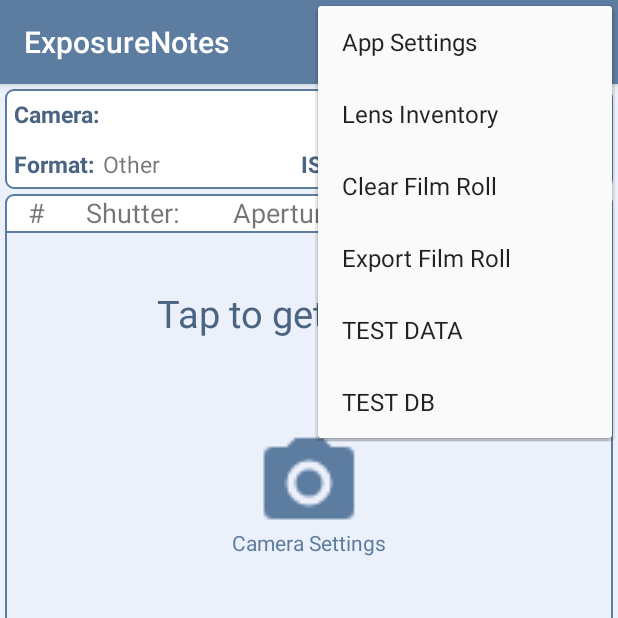
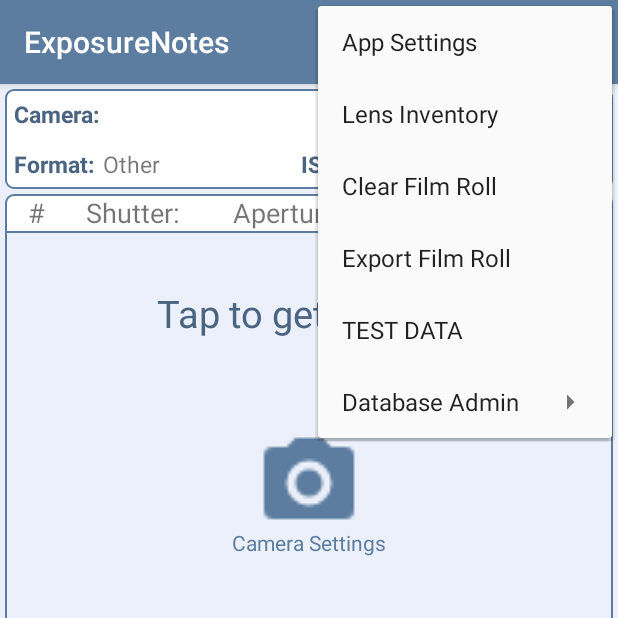
Before and after one commit to rottenb/ExposureNotes, an Android app: the screen it shows after launch (MainActivity), with the options menu open, on a phone screen of 412 x 824 dp, the top half of it. Run offline under Robolectric (Android 15) with nearby library versions, the phone set to English and light mode, and no system bars; our stand-ins replace Room's generated code; Roboto replaces fonts that are not available here.

Commit message:
db stuff...works...?

```diff
--- a/app/build.gradle
+++ b/app/build.gradle
@@ -1,6 +1,7 @@
 apply plugin: 'com.android.application'
 apply plugin: 'kotlin-android-extensions'
 apply plugin: 'kotlin-android'
+apply plugin: 'kotlin-kapt'
 
 android {
     compileSdkVersion 28
@@ -32,9 +33,12 @@ dependencies {
     androidTestImplementation 'androidx.test:runner:1.1.0-alpha4'
     androidTestImplementation 'androidx.test.espresso:espresso-core:3.1.0-alpha4'
 
+    implementation "org.jetbrains.anko:anko-commons:$anko_version"
+
+
     def room_version = '2.0.0-beta01'
     implementation "androidx.room:room-runtime:$room_version"
-    annotationProcessor "androidx.room:room-compiler:$room_version"
+    kapt "androidx.room:room-compiler:$room_version"
     implementation "org.jetbrains.kotlin:kotlin-stdlib-jdk7:$kotlin_version"
 
 }
--- /dev/null
+++ b/app/src/main/java/com/brianmk/exposurenotes/data/ExposureNotesDatabase.kt
@@ -0,0 +1,152 @@
+package com.brianmk.exposurenotes.data
+
+import androidx.room.*
+
+@Entity(tableName = "camera_maker_table")
+data class CameraMaker(@PrimaryKey @ColumnInfo(name = "maker") val maker: String)
+
+@Entity(tableName = "camera_model_table")
+data class CameraModel(@PrimaryKey @ColumnInfo(name = "model") val model: String)
+
+@Entity(tableName = "film_maker_table")
+data class FilmMaker(@PrimaryKey @ColumnInfo(name = "maker") val maker: String)
+
+@Entity(tableName = "film_model_table")
+data class FilmModel(@PrimaryKey @ColumnInfo(name = "model") val model: String)
+
+@Entity(tableName = "frame_info_table")
+data class FrameInfo(@PrimaryKey @ColumnInfo(name = "number") val number: Int,
+                     @ColumnInfo(name = "shutterIdx") val shutterIdx: Int,
+                     @ColumnInfo(name = "apertureIdx") val apertureIdx: Int,
+                     @ColumnInfo(name = "notes") val notes: String )
+
+@Entity(tableName = "roll_info_table")
+data class RollInfo(@PrimaryKey @ColumnInfo(name = "camera_manu") val cameraManu: String,
+                    @ColumnInfo(name="camera_name") val cameraName: String,
+                    @ColumnInfo(name="camera_format") val cameraFormat: String,
+                    @ColumnInfo(name="camera_lensIdx") val cameraLensIdx: Int,
+                    @ColumnInfo(name="camera_isFixed") val cameraIsFixed: Boolean,
+
+                    @ColumnInfo(name="film_manu") val filmManu: String,
+                    @ColumnInfo(name="film_name") val filmName: String,
+                    @ColumnInfo(name="film_isoIdx") val filmIsoIdx: Int,
+                    @ColumnInfo(name="film_frames") val filmFrames: Int,
+                    @ColumnInfo(name="film_devIdx") val filmDevIdx: Int)
+/*
+data class RollInfo(@PrimaryKey @ColumnInfo(name = "camera_name") val cameraName: String,
+                    @ColumnInfo(name="film_name") val filmName: String,
+                    @ColumnInfo(name="isoIdx") val isoIdx: Int,
+                    @ColumnInfo(name="devIdx") val devIdx: Int,
+                    @ColumnInfo(name="frames") val frames: Int)
+*/
+// Entities
+
+
+@Dao
+interface CameraMakerDao {
+    @Query ("SELECT * FROM camera_maker_table ORDER BY maker ASC")
+    fun getAll() : List<CameraMaker>
+
+    @Insert(onConflict = OnConflictStrategy.REPLACE)
+    fun insert(cameraMaker: CameraMaker)
+
+    @Update(onConflict = OnConflictStrategy.REPLACE)
+    fun update(cameraMaker: CameraMaker)
+
+    @Query ("DELETE FROM camera_maker_table")
+    fun deleteAll()
+}
+
+@Dao
+interface CameraModelDao {
+    @Query ("SELECT * FROM camera_model_table ORDER BY model ASC")
+    fun getAll() : List<CameraModel>
+
+    @Insert(onConflict = OnConflictStrategy.REPLACE)
+    fun insert(cameraModel: CameraModel)
+
+    @Update(onConflict = OnConflictStrategy.REPLACE)
+    fun update(cameraModel: CameraModel)
+
+
+    @Query ("DELETE FROM camera_model_table")
+    fun deleteAll()
+}
+
+@Dao
+interface FilmMakerDao {
+    @Query ("SELECT * FROM film_maker_table ORDER BY maker ASC")
+    fun getAll() : List<FilmMaker>
+
+    @Insert(onConflict = OnConflictStrategy.REPLACE)
+    fun insert(filmMaker: FilmMaker)
+
+    @Update(onConflict = OnConflictStrategy.REPLACE)
+    fun update(filmMaker: FilmMaker)
+
+    @Query ("DELETE FROM film_maker_table")
+    fun deleteAll()
+}
+
+@Dao
+interface FilmModelDao {
+    @Query ("SELECT * FROM film_model_table ORDER BY model ASC")
+    fun getAll() : List<FilmModel>
+
+    @Insert(onConflict = OnConflictStrategy.REPLACE)
+    fun insert(filmModel: FilmModel)
+
+    @Update(onConflict = OnConflictStrategy.REPLACE)
+    fun update(filmModel: FilmModel)
+
+    @Query ("DELETE FROM camera_model_table")
+    fun deleteAll()
+}
+
+@Dao
+interface FrameInfoDao {
+    @Query ("SELECT * FROM frame_info_table ORDER BY number ASC")
+    fun getAll() : List<FrameInfo>
+
+    @Insert(onConflict = OnConflictStrategy.REPLACE)
+    fun insert(frameInfo: FrameInfo)
+
+    @Update(onConflict = OnConflictStrategy.REPLACE)
+    fun update(frameInfo: FrameInfo)
+
+    @Query ("DELETE FROM frame_info_table")
+    fun deleteAll()
+}
+
+@Dao
+interface RollInfoDao {
+    @Query ("SELECT * FROM roll_info_table ORDER BY camera_name ASC")
+    fun getAll() : List<RollInfo>
+
+    @Insert(onConflict = OnConflictStrategy.REPLACE)
+    fun insert(rollInfo: RollInfo) : Long
+
+    @Update(onConflict = OnConflictStrategy.REPLACE)
+    fun update(rollInfo: RollInfo)
+
+    @Query ("DELETE FROM roll_info_table")
+    fun deleteAll()
+}
+// DAOs
+
+
+@Database(entities = [CameraMaker::class, CameraModel::class,
+                        FilmMaker::class, FilmModel::class,
+                        FrameInfo::class, RollInfo::class], version = 1, exportSchema = false)
+abstract class ExposureNotesDatabase : RoomDatabase() {
+    abstract fun cameraMakerDao() : CameraMakerDao
+    abstract fun cameraModelDao() : CameraModelDao
+
+    abstract fun filmMakerDao() : FilmMakerDao
+    abstract fun filmModelDao() : FilmModelDao
+
+    abstract fun frameInfoDao() : FrameInfoDao
+
+    abstract fun rollInfoDao() : RollInfoDao
+
+}
--- a/app/src/main/res/layout/item_list_frame.xml
+++ b/app/src/main/res/layout/item_list_frame.xml
@@ -49,7 +49,6 @@
             android:id="@+id/notes"
             android:layout_width="0dp"
             android:layout_height="wrap_content"
-            android:gravity="center_horizontal"
             app:layout_constraintTop_toTopOf="parent"
             app:layout_constraintEnd_toEndOf="parent"
             app:layout_constraintStart_toEndOf="@id/aperture"
--- a/app/src/main/res/menu/main_menu.xml
+++ b/app/src/main/res/menu/main_menu.xml
@@ -41,10 +41,27 @@
             android:id="@+id/main_menu_junk"
             android:orderInCategory="1000"
             android:title="TEST DATA"/>
+
         <item
-            android:id="@+id/main_menu_db"
-            android:orderInCategory="1100"
-            android:title="TEST DB"/>
+            android:orderInCategory="2000"
+            android:title="Database Admin">
+            <menu>
+                <item
+                    android:id="@+id/database_menu_save"
+                    android:title="Save Database"/>
+                <item
+                    android:id="@+id/database_menu_load"
+                    android:title="Load Database"/>
+                <item
+                    android:id="@+id/database_menu_delete"
+                    android:title="Delete Database"/>
+                <item
+                    android:id="@+id/database_menu_test"
+                    android:orderInCategory="100"
+                    android:title="TEST DB"/>
+
+            </menu>
+        </item>
 
 
 
--- a/build.gradle
+++ b/build.gradle
@@ -2,13 +2,14 @@
 
 buildscript {
     ext.kotlin_version = '1.3.21'
+    ext.anko_version='0.10.8'
 
     repositories {
         google()
         jcenter()
     }
     dependencies {
-        classpath 'com.android.tools.build:gradle:3.3.1'
+        classpath 'com.android.tools.build:gradle:3.3.2'
         classpath "org.jetbrains.kotlin:kotlin-gradle-plugin:$kotlin_version"
 
         // NOTE: Do not place your application dependencies here; they belong
```
Also changed, not shown: app/src/main/java/com/brianmk/exposurenotes/MainActivity.kt (+72 -16 lines), app/src/main/java/com/brianmk/exposurenotes/data/AppDatabase.kt (deleted, +0 -38 lines), app/src/main/res/drawable/export.xml (added, +7 -0 lines).
